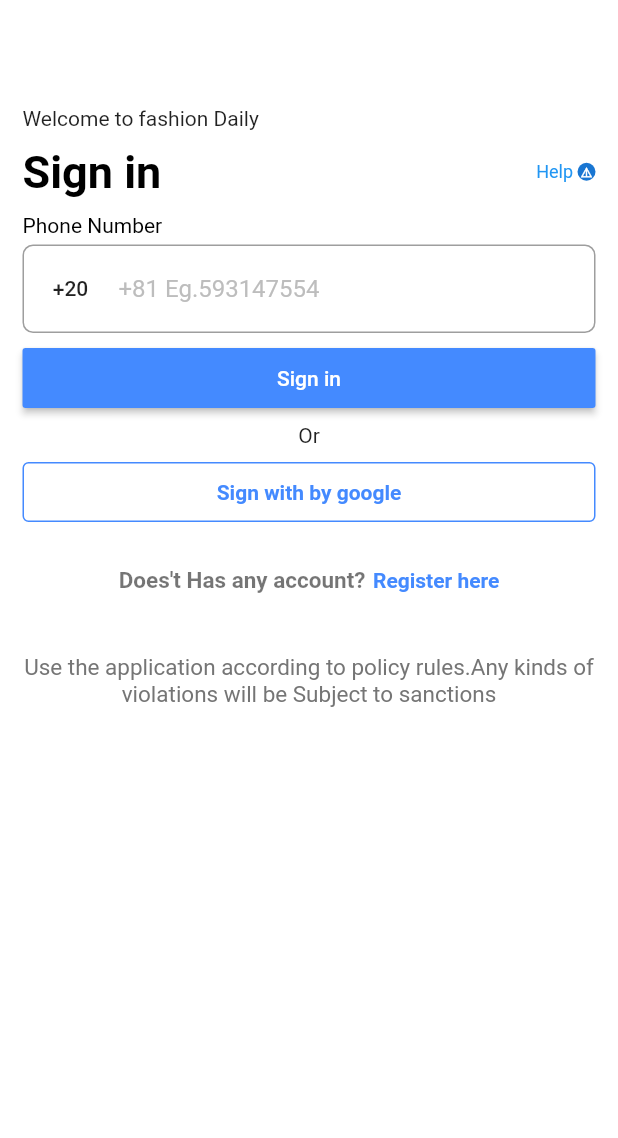
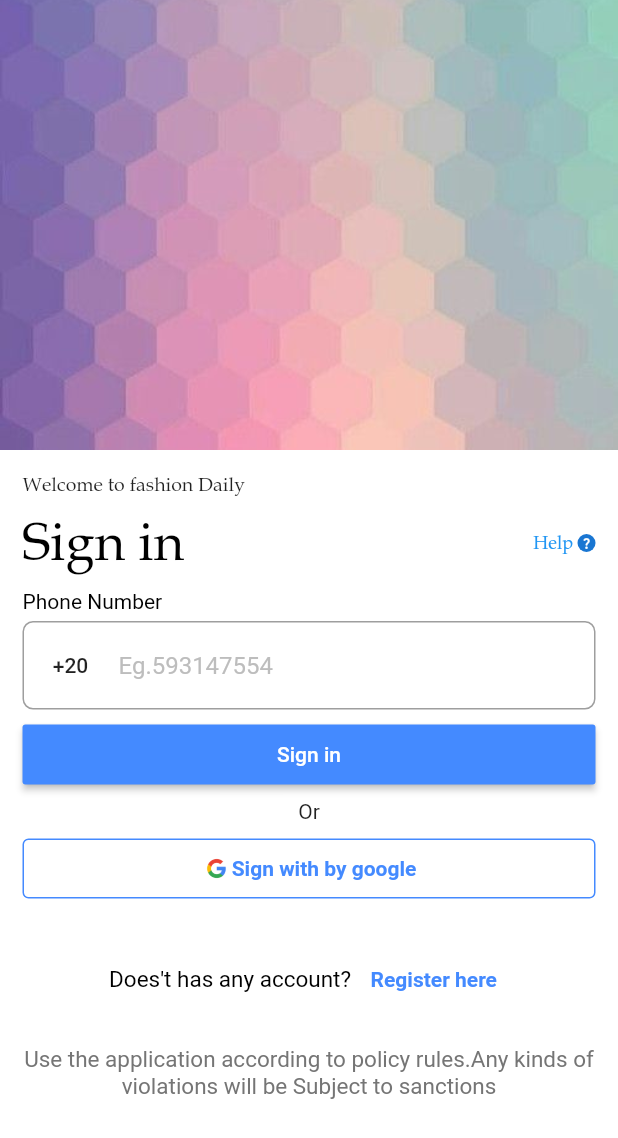
Before and after one commit to fatmaahmed751/internship_algoriza, a Flutter app: the LoginScreen screen opened directly, on a phone screen of 412 x 824 dp. Shown: the top 1138 px of the screen. Run offline on Flutter 3.47's test engine with Material 2 defaults, Android fonts, the phone set to English and light mode, and no system bars; drawn by our look-alikes of country_code_picker; our stand-ins replace smooth_page_indicator.

Commit message:
add features

```diff
--- a/lib/loginscreen/loginscreen.dart
+++ b/lib/loginscreen/loginscreen.dart
@@ -8,11 +8,17 @@ class LoginScreen extends StatelessWidget {
   Widget build(BuildContext context) {
     return Scaffold(
       backgroundColor: Colors.white,
-      appBar: AppBar(
-        elevation: 0.0,
-        backgroundColor: Colors.white,
+      body: SingleChildScrollView(
+        child: Column(
+        children: [
+        const Image(
+        height: 300,
+          width: double.infinity,
+          fit: BoxFit.cover,
+          image: AssetImage('assets/images/background.jpg',
           ),
-      body: Padding(
+        ),
+            Padding(
               padding: const EdgeInsets.all(15.0),
               child: Container(
                 color: Colors.white,
@@ -20,10 +26,13 @@ class LoginScreen extends StatelessWidget {
                   child: Column(
                     crossAxisAlignment: CrossAxisAlignment.start,
                     children: [
-                welcomeText(),
+                      welcomeText(
+                        context,
+                      ),
                       const SizedBox(
                         height: 10.0,),
-                defaultRow(text: 'Sign in'),
+                      defaultRow(context,
+                          text: 'Sign in'),
                       const SizedBox(
                         height: 10.0,
                       ),
@@ -31,7 +40,7 @@ class LoginScreen extends StatelessWidget {
                       const SizedBox(height: 5.0,),
                       //
                       defaultFormField(
-                    oneText: '+81 Eg.593147554',
+                          oneText: 'Eg.593147554',
                           keyboardType: TextInputType.phone)   ,
                       const SizedBox(height: 10.0,),
                       defaultButton(text:'Sign in'),
@@ -41,10 +50,10 @@ class LoginScreen extends StatelessWidget {
                       secButton(),
                       const SizedBox(height: 30.0,),
                       thirdRow(text:
-                'Does\'t Has any account?',
+                      'Does\'t has any account?',
                         secText: 'Register here',
                       ),
-                const SizedBox(height: 40.0,),
+                      const SizedBox(height: 20.0,),
                       desText(
                         text:'Use the application according to policy rules.Any kinds of violations will be Subject to sanctions',
                       ),
@@ -54,6 +63,9 @@ class LoginScreen extends StatelessWidget {
                 ),
               ),
             ),
+          ],
+        ),
+      ),
     );
   }
 }
--- a/lib/registerscreen/register_screen.dart
+++ b/lib/registerscreen/register_screen.dart
@@ -20,10 +20,13 @@ class RegisterScreen extends StatelessWidget {
               child: Column(
                 crossAxisAlignment: CrossAxisAlignment.start,
                 children: [
-                  welcomeText(),
+                  welcomeText(
+                    context
+                  ),
                   const SizedBox(
                     height: 5.0,),
                   defaultRow(
+                    context,
                     text:'Register',
                   ),
                   const SizedBox(
--- a/lib/shared/components/components.dart
+++ b/lib/shared/components/components.dart
@@ -4,14 +4,20 @@ import 'package:flutter/material.dart';
 
 import '../../loginscreen/loginscreen.dart';
 
-Widget welcomeText({
+Widget welcomeText(
+    BuildContext context,{
   String text='Welcome to fashion Daily',
 })=>
     Text(
       text=text,
+      style: Theme.of(context).textTheme.bodyText1!.copyWith(
+        fontSize: 13.0,
+        fontWeight: FontWeight.w300
+      ),
     );
 
-Widget defaultRow({
+Widget defaultRow(
+    BuildContext context,{
   required String text ,
   double fontSize=0.0,
   FontWeight fontWeight=FontWeight.bold,
@@ -22,30 +28,35 @@ Widget defaultRow({
   children:  [
     Text(
       text =text,
-      style: TextStyle(
-        fontSize:30.0,
-        fontWeight:fontWeight,
-        color:textColor,
-      ),),
+      style: Theme.of(context).textTheme.bodyText1!.copyWith(
+        fontSize: 35.0,
+        fontWeight: FontWeight.w500,
+        color: Colors.black
+      ),
+
+    ),
     const Spacer(),
     Text(
       text='Help',
-      style: const TextStyle(
-        color:Colors.blue,
-        fontSize:12.0,
-      ),),
+style: Theme.of(context).textTheme.bodyText1!.copyWith(
+  fontSize: 12.0,
+  fontWeight:FontWeight.w100,
+  color: Colors.blue
+),
+    ),
     const SizedBox(
       width: 3.0,),
     CircleAvatar(
       radius: radius,
     child: const Icon(
-        Icons.details_sharp,
+      Icons.question_mark_rounded,
       size: 9,
-        color: Colors.white,),
-
+    ),
        ),
 ],
     );
+
+
 
 Widget secText( {
   required String text,
@@ -78,7 +89,7 @@ Widget defaultFormField({
             border: OutlineInputBorder(
               borderRadius: BorderRadius.circular(7.0),
             ),
-            focusedBorder: OutlineInputBorder(
+            focusedBorder: const OutlineInputBorder(
                 borderSide: BorderSide(
                   color: Colors.redAccent,
                 )
@@ -105,7 +116,7 @@ Widget defaultButton({
         onPressed: () {},
         child:  Text(
           text=text,
-          style: TextStyle(
+          style: const TextStyle(
             color: Colors.white,
           ),
         ),
@@ -145,12 +156,22 @@ Widget secButton({
           ),
         ),
         onPressed: () {},
-        child: const Text(
+        child: Row(
+          mainAxisAlignment: MainAxisAlignment.center,
+          children: [
+            const Image(
+              height:50.0,
+              width: 20.0,
+              image:AssetImage('assets/images/unnamed.png',
+            ),),
+            const Text(
               'Sign with by google',
               style: TextStyle(
                 color: Colors.blueAccent,
                 fontWeight: FontWeight.bold,
               ),
+            ),
+          ],
         ),
       ),
     );
@@ -158,26 +179,28 @@ Widget secButton({
 Widget thirdRow({
   required String text,
   required String secText,
+  Function?function,
 })=>
     Row(
       mainAxisAlignment: MainAxisAlignment.center,
       children:  [
         Text(
           text=text,
-          //'Does\'t Has any account?',
           style: const TextStyle(
-              fontWeight: FontWeight.bold,
-              color: Colors.black54,
+              color: Colors.black,
               fontSize: 15.0),
         ),
         const SizedBox(width: 5.0,),
-        Text(
-          text=secText,
+        TextButton(
+         child: Text(text=secText,
           //'Register here',
           style: const TextStyle(
             color: Colors.blueAccent,
             fontWeight: FontWeight.bold,
           ),
+          ), onPressed:(){
+          function!();
+        },
         ),
       ],
     );
@@ -211,7 +234,7 @@ Widget onBoardButton(
   MaterialButton(
   onPressed: () {
   },
-  child: Text('Get Started',
+  child: const Text('Get Started',
   style: TextStyle(
       color: Colors.white,
   ),),
```
Also changed, not shown: lib/main.dart (+12 -2 lines), lib/onboarding/onboarding_screen.dart (+9 -7 lines), lib/signinscreen/signin_screen.dart (+22 -7 lines), pubspec.yaml (+9 -10 lines), assets/fonts/BKANT.TTF (added), assets/images/background.jpg (added), assets/images/unnamed.png (added). Lines whose indentation alone changed are shown as unchanged.
